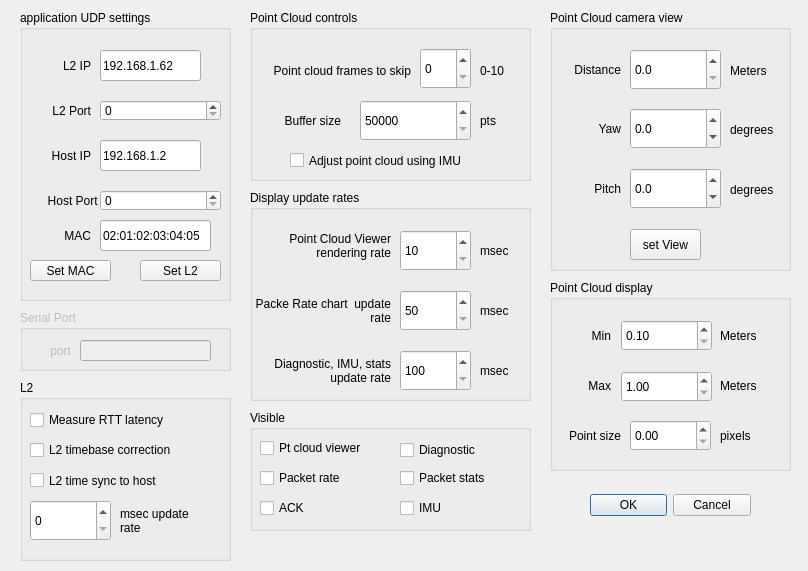
markgol/L2diagnostic, file forms/ConfigDialog.ui: the form before one commit.
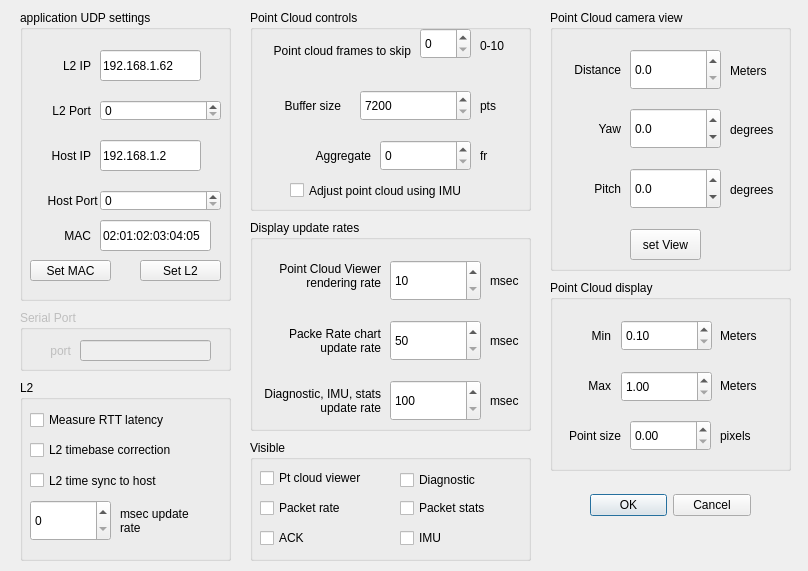
The form after the commit.

The edit to the form file:
```diff
--- a/forms/ConfigDialog.ui
+++ b/forms/ConfigDialog.ui
@@ -211,7 +211,7 @@
    <property name="geometry">
     <rect>
      <x>250</x>
-     <y>190</y>
+     <y>220</y>
      <width>281</width>
      <height>211</height>
     </rect>
@@ -222,9 +222,9 @@
    <widget class="QSpinBox" name="spinPacketrate">
     <property name="geometry">
      <rect>
-      <x>150</x>
+      <x>140</x>
       <y>100</y>
-      <width>71</width>
+      <width>91</width>
       <height>41</height>
      </rect>
     </property>
@@ -238,9 +238,9 @@
    <widget class="QSpinBox" name="spinDiagrate">
     <property name="geometry">
      <rect>
-      <x>150</x>
+      <x>140</x>
       <y>160</y>
-      <width>71</width>
+      <width>91</width>
       <height>41</height>
      </rect>
     </property>
@@ -254,7 +254,7 @@
    <widget class="QLabel" name="label_4">
     <property name="geometry">
      <rect>
-      <x>230</x>
+      <x>240</x>
       <y>160</y>
       <width>41</width>
       <height>41</height>
@@ -267,7 +267,7 @@
    <widget class="QLabel" name="label_5">
     <property name="geometry">
      <rect>
-      <x>230</x>
+      <x>240</x>
       <y>100</y>
       <width>41</width>
       <height>41</height>
@@ -282,7 +282,7 @@
      <rect>
       <x>0</x>
       <y>100</y>
-      <width>141</width>
+      <width>131</width>
       <height>41</height>
      </rect>
     </property>
@@ -301,7 +301,7 @@
      <rect>
       <x>0</x>
       <y>160</y>
-      <width>141</width>
+      <width>131</width>
       <height>41</height>
      </rect>
     </property>
@@ -318,9 +318,9 @@
    <widget class="QSpinBox" name="spinRenderRate">
     <property name="geometry">
      <rect>
-      <x>150</x>
+      <x>140</x>
       <y>40</y>
-      <width>71</width>
+      <width>91</width>
       <height>41</height>
      </rect>
     </property>
@@ -334,7 +334,7 @@
    <widget class="QLabel" name="label_19">
     <property name="geometry">
      <rect>
-      <x>230</x>
+      <x>240</x>
       <y>40</y>
       <width>41</width>
       <height>41</height>
@@ -349,7 +349,7 @@
      <rect>
       <x>0</x>
       <y>30</y>
-      <width>141</width>
+      <width>131</width>
       <height>51</height>
      </rect>
     </property>
@@ -549,7 +549,7 @@
      <x>250</x>
      <y>10</y>
      <width>281</width>
-     <height>171</height>
+     <height>201</height>
     </rect>
    </property>
    <property name="title">
@@ -559,9 +559,9 @@
     <property name="geometry">
      <rect>
       <x>230</x>
-      <y>40</y>
+      <y>20</y>
       <width>41</width>
-      <height>41</height>
+      <height>31</height>
      </rect>
     </property>
     <property name="text">
@@ -572,9 +572,9 @@
     <property name="geometry">
      <rect>
       <x>170</x>
-      <y>38</y>
+      <y>18</y>
       <width>51</width>
-      <height>41</height>
+      <height>31</height>
      </rect>
     </property>
    </widget>
@@ -582,7 +582,7 @@
     <property name="geometry">
      <rect>
       <x>10</x>
-      <y>40</y>
+      <y>20</y>
       <width>151</width>
       <height>41</height>
      </rect>
@@ -601,9 +601,9 @@
     <property name="geometry">
      <rect>
       <x>0</x>
-      <y>90</y>
+      <y>80</y>
       <width>91</width>
-      <height>41</height>
+      <height>31</height>
      </rect>
     </property>
     <property name="text">
@@ -620,13 +620,13 @@
     <property name="geometry">
      <rect>
       <x>110</x>
-      <y>90</y>
+      <y>80</y>
       <width>111</width>
-      <height>41</height>
+      <height>31</height>
      </rect>
     </property>
     <property name="minimum">
-     <number>50000</number>
+     <number>7200</number>
     </property>
     <property name="maximum">
      <number>3000000</number>
@@ -642,7 +642,7 @@
     <property name="geometry">
      <rect>
       <x>40</x>
-      <y>140</y>
+      <y>170</y>
       <width>231</width>
       <height>21</height>
      </rect>
@@ -655,15 +655,60 @@
     <property name="geometry">
      <rect>
       <x>230</x>
-      <y>90</y>
+      <y>80</y>
       <width>41</width>
-      <height>41</height>
+      <height>31</height>
      </rect>
     </property>
     <property name="text">
      <string>pts</string>
     </property>
    </widget>
+   <widget class="QSpinBox" name="spinAggFrame">
+    <property name="geometry">
+     <rect>
+      <x>130</x>
+      <y>130</y>
+      <width>91</width>
+      <height>31</height>
+     </rect>
+    </property>
+    <property name="maximum">
+     <number>156</number>
+    </property>
+   </widget>
+   <widget class="QLabel" name="label_25">
+    <property name="geometry">
+     <rect>
+      <x>230</x>
+      <y>130</y>
+      <width>41</width>
+      <height>31</height>
+     </rect>
+    </property>
+    <property name="text">
+     <string>fr</string>
+    </property>
+   </widget>
+   <widget class="QLabel" name="label_26">
+    <property name="geometry">
+     <rect>
+      <x>10</x>
+      <y>130</y>
+      <width>111</width>
+      <height>31</height>
+     </rect>
+    </property>
+    <property name="text">
+     <string>Aggregate</string>
+    </property>
+    <property name="alignment">
+     <set>Qt::AlignmentFlag::AlignRight|Qt::AlignmentFlag::AlignTrailing|Qt::AlignmentFlag::AlignVCenter</set>
+    </property>
+    <property name="wordWrap">
+     <bool>true</bool>
+    </property>
+   </widget>
   </widget>
   <widget class="QGroupBox" name="gbPCcolor">
    <property name="geometry">
@@ -868,7 +913,7 @@
    <property name="geometry">
     <rect>
      <x>250</x>
-     <y>410</y>
+     <y>440</y>
      <width>281</width>
      <height>121</height>
     </rect>
```
